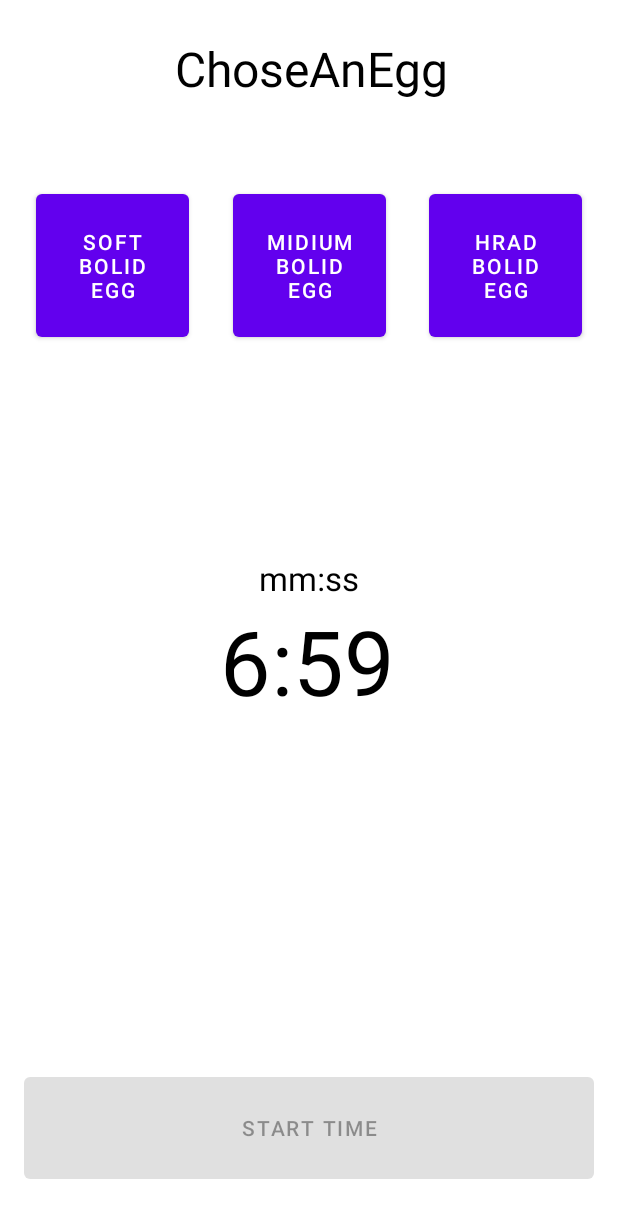
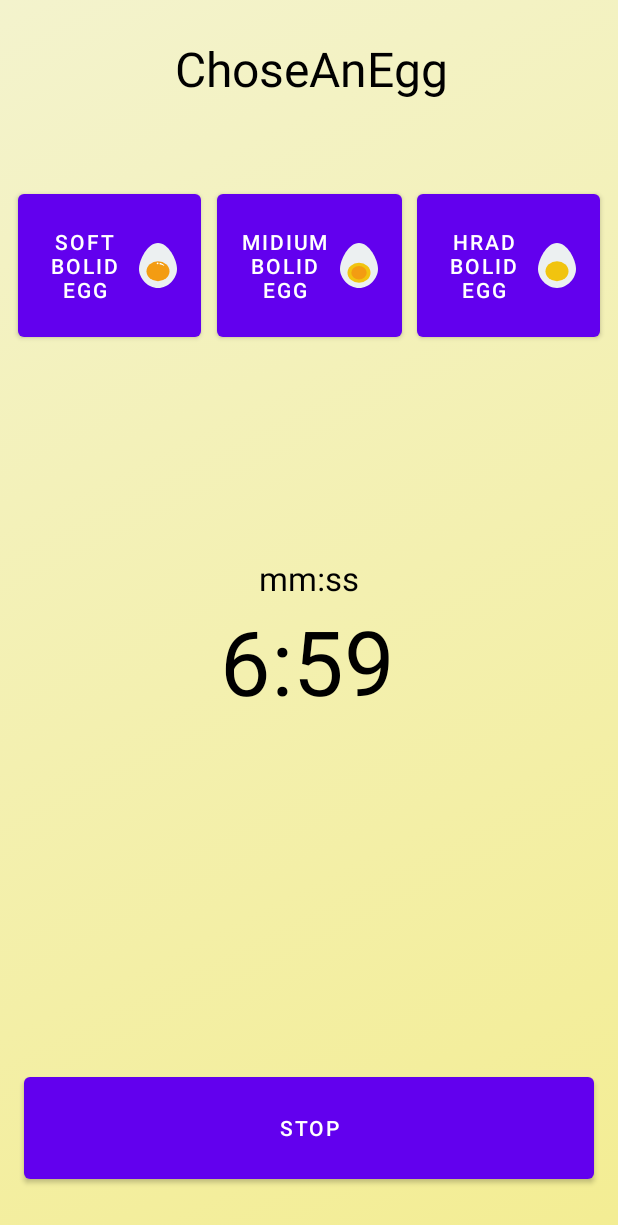
Before and after one commit to Mari2205/Egg_clock_H4, an Android app: the screen it shows after launch (MainActivity), after a tap on "START TIME", on a phone screen of 412 x 824 dp. Shown: the top 1225 px of the screen. Run offline under Robolectric (Android 15) with nearby library versions, the phone set to English and light mode, and no system bars; 3 other taps on this screen came first.

Commit message:
simi done

```diff
--- a/app/src/main/java/com/example/eggclock_andriod_h4/MainActivity.kt
+++ b/app/src/main/java/com/example/eggclock_andriod_h4/MainActivity.kt
@@ -18,6 +18,7 @@ import java.time.format.DateTimeFormatter
 
 val isTimerStarted = false // TODO: marby move later on
 var timeChosen = 0;
+private lateinit var countDownTimer: CountDownTimer
 
 class MainActivity : AppCompatActivity() {
     override fun onCreate(savedInstanceState: Bundle?) {
@@ -27,16 +28,16 @@ class MainActivity : AppCompatActivity() {
 
     }
 
-    fun timer(numOfMin:Int){
+    fun timer(numOfMin:Int) {
         val textView_timer = findViewById<TextView>(R.id.textView_timer)
 
-        val timeInSec : Long =  (numOfMin * 60).toLong();
-        val timeChoseMiliSec : Long = (timeInSec * 1000).toLong()
-        val countDownInterval : Long = 1000
+        val timeInSec: Long = (numOfMin * 60).toLong();
+        val timeChoseMiliSec: Long = (timeInSec * 1000).toLong()
+        val countDownInterval: Long = 1000
 
         val tag = "timer_loged"
 
-        val countDownTimer =  object : CountDownTimer(timeChoseMiliSec, countDownInterval){
+        countDownTimer = object : CountDownTimer(timeChoseMiliSec, countDownInterval) {
             override fun onTick(millisUntilFinished: Long) {
                 Log.d(tag, "${millisUntilFinished / 1000}")
                 var timeLeft = convertMiliSecToMinAndSec(millisUntilFinished)
@@ -44,11 +45,10 @@ class MainActivity : AppCompatActivity() {
             }
 
             override fun onFinish() {
-                Toast.makeText(applicationContext, "your egg is finished",Toast.LENGTH_LONG).show()
+                Toast.makeText(applicationContext, "your egg is finished", Toast.LENGTH_LONG).show()
             }
         }
         countDownTimer.start()
-
     }
 
     fun convertMiliSecToMinAndSec(milisec:Long): String{
@@ -79,19 +79,30 @@ class MainActivity : AppCompatActivity() {
         btn_startTimer.isEnabled = true
     }
 
-    fun onClikStartTime(view: View){
-        val btn_startTimer = findViewById<Button>(R.id.btn_start) // TODO: double code
+    fun onClikStartTime(view: View) {
+        val btn_start = findViewById<Button>(R.id.btn_start)
+        val textView_time = findViewById<TextView>(R.id.textView_timer)
 
-        btn_startTimer.isEnabled = false
+        if (btn_start.text == "Start time") {
+            btn_start.setText("Stop")
 
-        if (timeChosen > 0) {
-            timer(timeChosen)
+            val btn_startTimer = findViewById<Button>(R.id.btn_start) // TODO: double code
+
+//            btn_startTimer.isEnabled = false
+
+            if (timeChosen > 0) {
+                timer(timeChosen)
+            } else {
+                Toast.makeText(applicationContext, "Pleace chosse an time", Toast.LENGTH_SHORT)
+
+            }
         }
-        else{
-            Toast.makeText(applicationContext,"Pleace chosse an time", Toast.LENGTH_SHORT)
+        else {
+            countDownTimer.cancel()
+            btn_start.setText("Start time")
+            textView_time.setText("00:00")
+            btn_start.isEnabled = false
 
         }
-
-
     }
 }
--- /dev/null
+++ b/app/src/main/res/drawable/backgrund_1.xml
@@ -0,0 +1,12 @@
+<?xml version="1.0" encoding="utf-8"?>
+<selector xmlns:android="http://schemas.android.com/apk/res/android">
+    <item>
+        <shape>
+            <gradient
+                android:angle="315"
+                android:startColor="#F3F3CD"
+                android:endColor="#F3ED93"
+                />
+        </shape>
+    </item>
+</selector>
--- /dev/null
+++ b/app/src/main/res/drawable/ic_hard.xml
@@ -0,0 +1,12 @@
+<vector xmlns:android="http://schemas.android.com/apk/res/android"
+    android:width="25dp"
+    android:height="30dp"
+    android:viewportWidth="288.77"
+    android:viewportHeight="394.79">
+  <path
+      android:pathData="M288.76,228.08C288.76,307.8 224.12,394.8 144.38,394.8S0.03,307.8 0.03,228.08 64.64,0 144.38,0 288.76,148.34 288.76,228.08Z"
+      android:fillColor="#ecf0f1"/>
+  <path
+      android:pathData="M144.38,247.86m-87.42,0a87.42,87.42 0,1 1,174.84 0a87.42,87.42 0,1 1,-174.84 0"
+      android:fillColor="#f1c40f"/>
+</vector>
--- /dev/null
+++ b/app/src/main/res/drawable/ic_medium.xml
@@ -0,0 +1,15 @@
+<vector xmlns:android="http://schemas.android.com/apk/res/android"
+    android:width="25dp"
+    android:height="30dp"
+    android:viewportWidth="288.77"
+    android:viewportHeight="394.79">
+  <path
+      android:pathData="M288.77,228.05c0,79.74 -64.64,166.7 -144.38,166.7S0,307.82 0,228.05 64.64,0 144.38,0 288.77,148.34 288.77,228.05Z"
+      android:fillColor="#ecf0f1"/>
+  <path
+      android:pathData="M144.38,261.25m-87.42,0a87.42,87.42 0,1 1,174.84 0a87.42,87.42 0,1 1,-174.84 0"
+      android:fillColor="#f1c40f"/>
+  <path
+      android:pathData="M144.38,261.25m-58.52,0a58.52,58.52 0,1 1,117.04 0a58.52,58.52 0,1 1,-117.04 0"
+      android:fillColor="#f39c12"/>
+</vector>
--- /dev/null
+++ b/app/src/main/res/drawable/ic_soft.xml
@@ -0,0 +1,18 @@
+<vector xmlns:android="http://schemas.android.com/apk/res/android"
+    android:width="25dp"
+    android:height="30dp"
+    android:viewportWidth="288.77"
+    android:viewportHeight="394.79">
+  <path
+      android:pathData="M288.77,228.09c0,79.74 -64.64,166.7 -144.38,166.7s-144.38,-87 -144.38,-166.7S64.64,0 144.38,0 288.77,148.35 288.77,228.09Z"
+      android:fillColor="#ecf0f1"/>
+  <path
+      android:pathData="M144.38,247.86m-87.42,0a87.42,87.42 0,1 1,174.84 0a87.42,87.42 0,1 1,-174.84 0"
+      android:fillColor="#f39c12"/>
+  <path
+      android:pathData="M141.4,179.06m-6.98,0a6.98,6.98 0,1 1,13.96 0a6.98,6.98 0,1 1,-13.96 0"
+      android:fillColor="#fff"/>
+  <path
+      android:pathData="M193.26,199.76c0.31,3.45 -16.39,-12 -31.62,-11.86A6.26,6.26 0,0 1,155.32 181.62a6.17,6.17 0,0 1,6.28 -6.28C169.32,175.75 192.56,191.97 193.26,199.76Z"
+      android:fillColor="#fff"/>
+</vector>
--- a/app/src/main/res/layout/activity_main.xml
+++ b/app/src/main/res/layout/activity_main.xml
@@ -4,26 +4,29 @@
     xmlns:tools="http://schemas.android.com/tools"
     android:layout_width="match_parent"
     android:layout_height="match_parent"
+    android:background="@drawable/backgrund_1"
     tools:context=".MainActivity">
 
     <Button
         android:id="@+id/btn_hardEgg"
-        android:layout_width="102dp"
+        android:layout_width="122dp"
         android:layout_height="107dp"
         android:layout_marginTop="56dp"
-        android:layout_marginEnd="24dp"
+        android:layout_marginEnd="12dp"
         android:text="Hrad bolid egg"
+        android:drawableRight="@drawable/ic_hard"
         android:onClick="onBtnEggSelectedClicked"
         app:layout_constraintEnd_toEndOf="parent"
         app:layout_constraintTop_toBottomOf="@+id/textView_choseAnEgg" />
 
     <Button
         android:id="@+id/btn_softEgg"
-        android:layout_width="102dp"
+        android:layout_width="122dp"
         android:layout_height="107dp"
-        android:layout_marginStart="24dp"
+        android:layout_marginStart="12dp"
         android:layout_marginTop="56dp"
         android:text="Soft bolid egg"
+        android:drawableRight="@drawable/ic_soft"
         android:onClick="onBtnEggSelectedClicked"
         app:layout_constraintStart_toStartOf="parent"
         app:layout_constraintTop_toBottomOf="@+id/textView_choseAnEgg" />
@@ -43,11 +46,12 @@
 
     <Button
         android:id="@+id/btn_midiumEgg"
-        android:layout_width="102dp"
+        android:layout_width="123dp"
         android:layout_height="107dp"
         android:layout_marginTop="56dp"
         android:text="Midium bolid egg"
         android:onClick="onBtnEggSelectedClicked"
+        android:drawableRight="@drawable/ic_medium"
         app:layout_constraintEnd_toStartOf="@+id/btn_hardEgg"
         app:layout_constraintStart_toEndOf="@+id/btn_softEgg"
         app:layout_constraintTop_toBottomOf="@+id/textView_choseAnEgg" />
```
